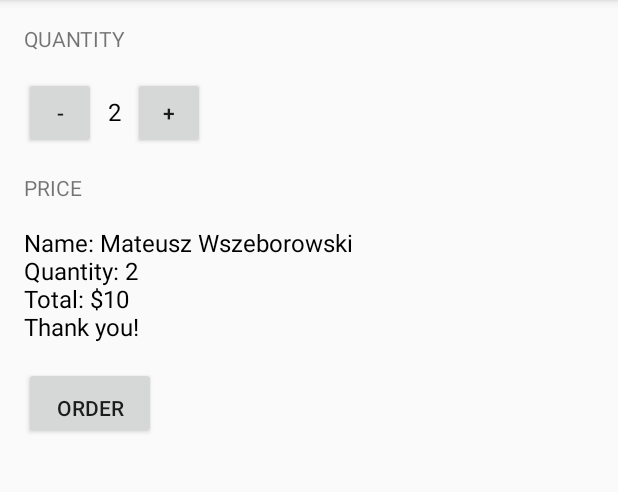
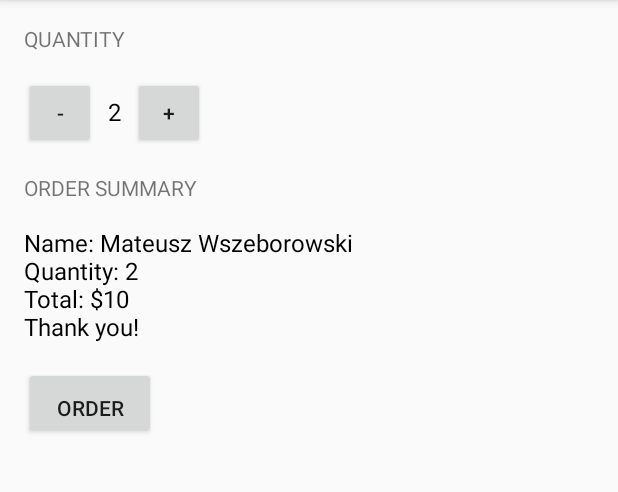
Before and after one commit to wszeborowskimateusz/JustJava, an Android app: the screen it shows after launch (MainActivity), after a tap on "ORDER", on a phone screen of 412 x 824 dp, the part 84-576 px from its top. Run offline under Robolectric (Android 15) with nearby library versions, the phone set to English and light mode, and no system bars.

Commit message:
Change the label to Order Summary

```diff
--- a/app/src/main/java/com/example/android/justjava/MainActivity.java
+++ b/app/src/main/java/com/example/android/justjava/MainActivity.java
@@ -66,8 +66,8 @@ public class MainActivity extends AppCompatActivity {
      * This method displays the given price on the screen.
      */
     private void displayPrice(String price) {
-        TextView priceTextView = (TextView) findViewById(R.id.price_text_view);
-        priceTextView.setText(price);
+        TextView orderSummaryTextView = (TextView) findViewById(R.id.order_summary_text_view);
+        orderSummaryTextView.setText(price);
     }
 
     /**
--- a/app/src/main/res/layout/activity_main.xml
+++ b/app/src/main/res/layout/activity_main.xml
@@ -49,11 +49,11 @@
         android:layout_height="wrap_content"
         android:paddingBottom="16dp"
         android:paddingTop="16dp"
-        android:text="price"
+        android:text="Order Summary"
         android:textAllCaps="true" />
 
     <TextView
-        android:id="@+id/price_text_view"
+        android:id="@+id/order_summary_text_view"
         android:layout_width="wrap_content"
         android:layout_height="wrap_content"
         android:paddingBottom="16dp"
```
